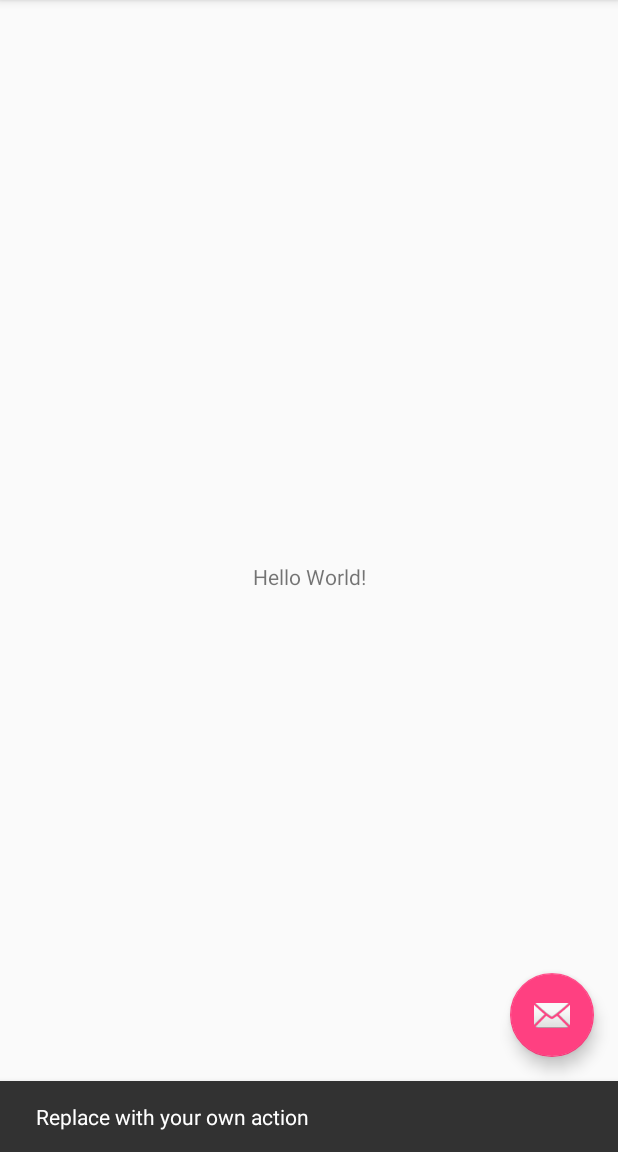
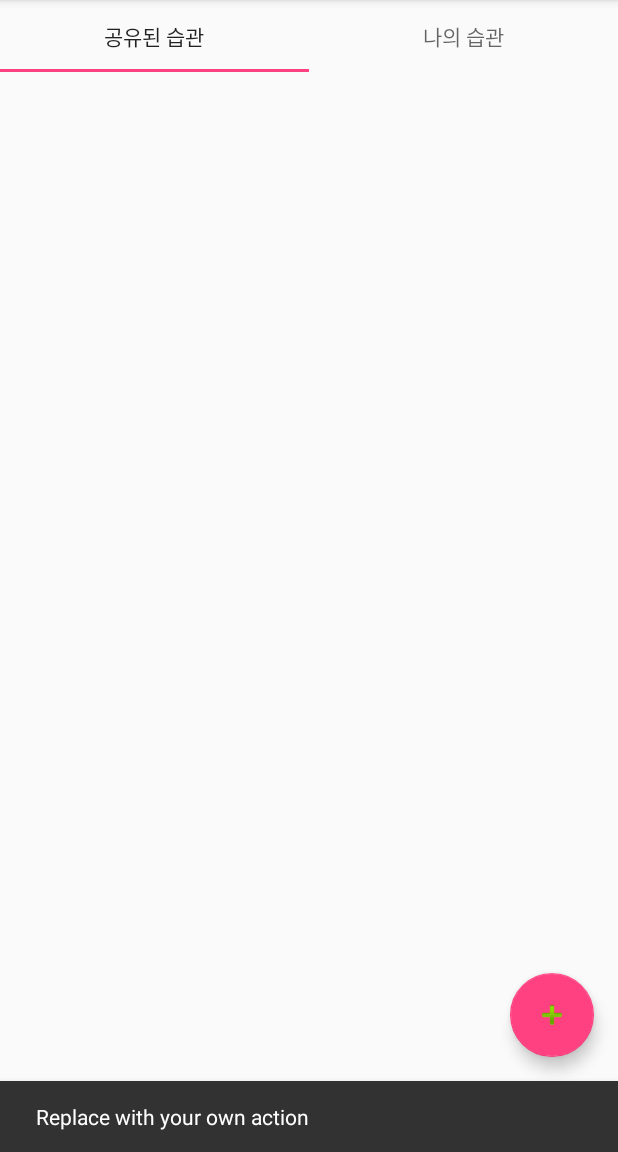
Before and after one commit to sojaehong/HabitsPlanProject, an Android app: the screen it shows after launch (MainActivity), after a tap on an icon or button, on a phone screen of 412 x 824 dp, the part 84-1236 px from its top. Run offline under Robolectric (Android 15) with nearby library versions, the phone set to English and light mode, and no system bars.

Commit message:
main 뷰페이져 및 텝레이아웃 셋팅 완료

```diff
--- a/app/src/main/java/com/project/kcci/habitsplanproject/MainActivity.java
+++ b/app/src/main/java/com/project/kcci/habitsplanproject/MainActivity.java
@@ -3,6 +3,8 @@ package com.project.kcci.habitsplanproject;
 import android.os.Bundle;
 import android.support.design.widget.FloatingActionButton;
 import android.support.design.widget.Snackbar;
+import android.support.design.widget.TabLayout;
+import android.support.v4.view.ViewPager;
 import android.view.View;
 import android.support.design.widget.NavigationView;
 import android.support.v4.view.GravityCompat;
@@ -13,8 +15,12 @@ import android.support.v7.widget.Toolbar;
 import android.view.Menu;
 import android.view.MenuItem;
 
+import com.project.kcci.habitsplanproject.adapter.MainViewPagerAdapter;
+
 public class MainActivity extends AppCompatActivity
         implements NavigationView.OnNavigationItemSelectedListener {
+
+    private MainViewPagerAdapter pagerAdapter;
 
     @Override
     protected void onCreate(Bundle savedInstanceState) {
@@ -40,6 +46,8 @@ public class MainActivity extends AppCompatActivity
 
         NavigationView navigationView = (NavigationView) findViewById(R.id.nav_view);
         navigationView.setNavigationItemSelectedListener(this);
+
+        pagerAdapterSetting();
     }
 
     @Override
@@ -98,4 +106,14 @@ public class MainActivity extends AppCompatActivity
         drawer.closeDrawer(GravityCompat.START);
         return true;
     }
+
+    private void pagerAdapterSetting(){
+        pagerAdapter = new MainViewPagerAdapter(getSupportFragmentManager());
+
+        ViewPager viewPager = findViewById(R.id.main_view_pager);
+        TabLayout tabLayout = findViewById(R.id.main_tab_layout);
+
+        viewPager.setAdapter(pagerAdapter);
+        tabLayout.setupWithViewPager(viewPager);
+    }
 }
--- /dev/null
+++ b/app/src/main/java/com/project/kcci/habitsplanproject/adapter/MainViewPagerAdapter.java
@@ -0,0 +1,43 @@
+package com.project.kcci.habitsplanproject.adapter;
+
+import android.support.annotation.Nullable;
+import android.support.v4.app.Fragment;
+import android.support.v4.app.FragmentManager;
+import android.support.v4.app.FragmentPagerAdapter;
+
+import com.project.kcci.habitsplanproject.fragment.MyHabitFragment;
+import com.project.kcci.habitsplanproject.fragment.ShareHabitFragment;
+
+public class MainViewPagerAdapter extends FragmentPagerAdapter{
+    public MainViewPagerAdapter(FragmentManager fm) {
+        super(fm);
+    }
+
+    @Override
+    public Fragment getItem(int position) {
+        if(position == 0)
+            return new ShareHabitFragment();
+
+        if (position == 1)
+            return  new MyHabitFragment();
+
+        return null;
+    }
+
+    @Override
+    public int getCount() {
+        return 2;
+    }
+
+    @Nullable
+    @Override
+    public CharSequence getPageTitle(int position) {
+
+        if(position == 0)
+            return "공유된 습관";
+        if(position == 1)
+            return "나의 습관";
+
+        return super.getPageTitle(position);
+    }
+}
--- /dev/null
+++ b/app/src/main/java/com/project/kcci/habitsplanproject/fragment/MyHabitFragment.java
@@ -0,0 +1,7 @@
+package com.project.kcci.habitsplanproject.fragment;
+
+import android.support.v4.app.Fragment;
+
+public class MyHabitFragment extends Fragment{
+
+}
--- /dev/null
+++ b/app/src/main/java/com/project/kcci/habitsplanproject/fragment/ShareHabitFragment.java
@@ -0,0 +1,6 @@
+package com.project.kcci.habitsplanproject.fragment;
+
+import android.support.v4.app.Fragment;
+
+public class ShareHabitFragment extends Fragment{
+}
--- a/app/src/main/res/layout/app_bar_main.xml
+++ b/app/src/main/res/layout/app_bar_main.xml
@@ -28,6 +28,6 @@
         android:layout_height="wrap_content"
         android:layout_gravity="bottom|end"
         android:layout_margin="@dimen/fab_margin"
-        app:srcCompat="@android:drawable/ic_dialog_email" />
+        app:srcCompat="@android:drawable/ic_input_add" />
 
 </android.support.design.widget.CoordinatorLayout>
--- a/app/src/main/res/layout/content_main.xml
+++ b/app/src/main/res/layout/content_main.xml
@@ -1,20 +1,26 @@
 <?xml version="1.0" encoding="utf-8"?>
-<android.support.constraint.ConstraintLayout xmlns:android="http://schemas.android.com/apk/res/android"
+<LinearLayout xmlns:android="http://schemas.android.com/apk/res/android"
     xmlns:app="http://schemas.android.com/apk/res-auto"
     xmlns:tools="http://schemas.android.com/tools"
     android:layout_width="match_parent"
     android:layout_height="match_parent"
     app:layout_behavior="@string/appbar_scrolling_view_behavior"
-    tools:context=".MainActivity"
-    tools:showIn="@layout/app_bar_main">
+    tools:showIn="@layout/app_bar_main"
+    android:orientation="vertical"
+    >
 
-    <TextView
-        android:layout_width="wrap_content"
-        android:layout_height="wrap_content"
-        android:text="Hello World!"
-        app:layout_constraintBottom_toBottomOf="parent"
-        app:layout_constraintLeft_toLeftOf="parent"
-        app:layout_constraintRight_toRightOf="parent"
-        app:layout_constraintTop_toTopOf="parent" />
+    <android.support.design.widget.TabLayout
+        android:id="@+id/main_tab_layout"
+        android:layout_width="match_parent"
+        android:layout_height="wrap_content">
 
-</android.support.constraint.ConstraintLayout>
+    </android.support.design.widget.TabLayout>
+
+    <android.support.v4.view.ViewPager
+        android:id="@+id/main_view_pager"
+        android:layout_width="match_parent"
+        android:layout_height="match_parent">
+
+    </android.support.v4.view.ViewPager>
+
+</LinearLayout>
```
